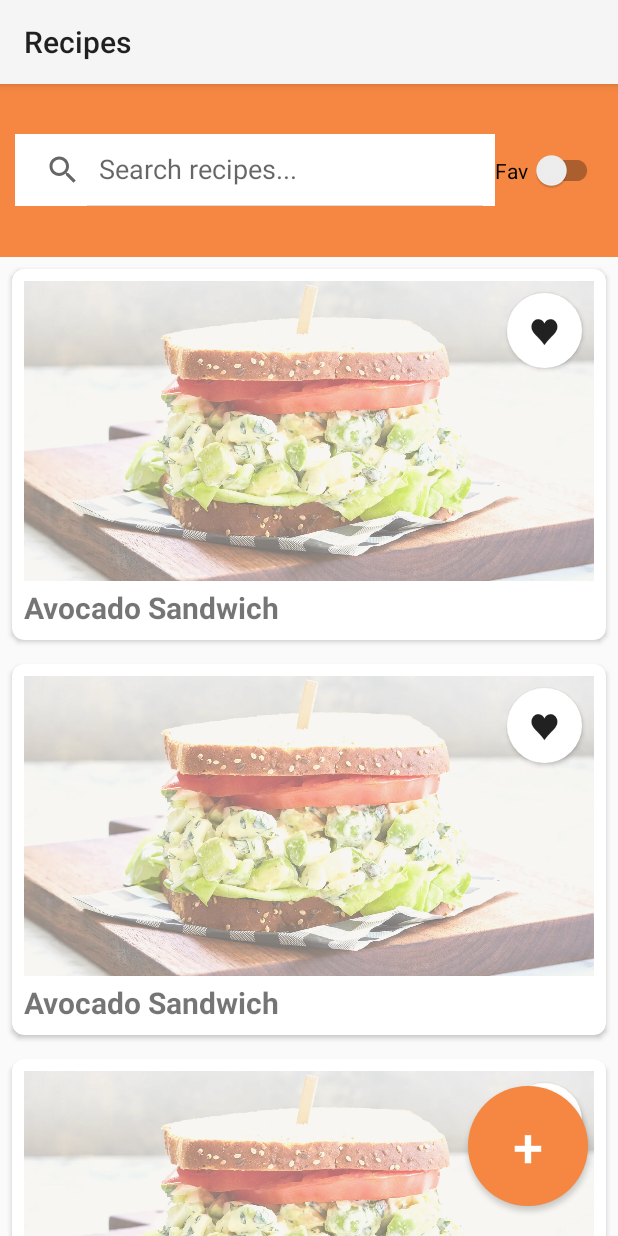
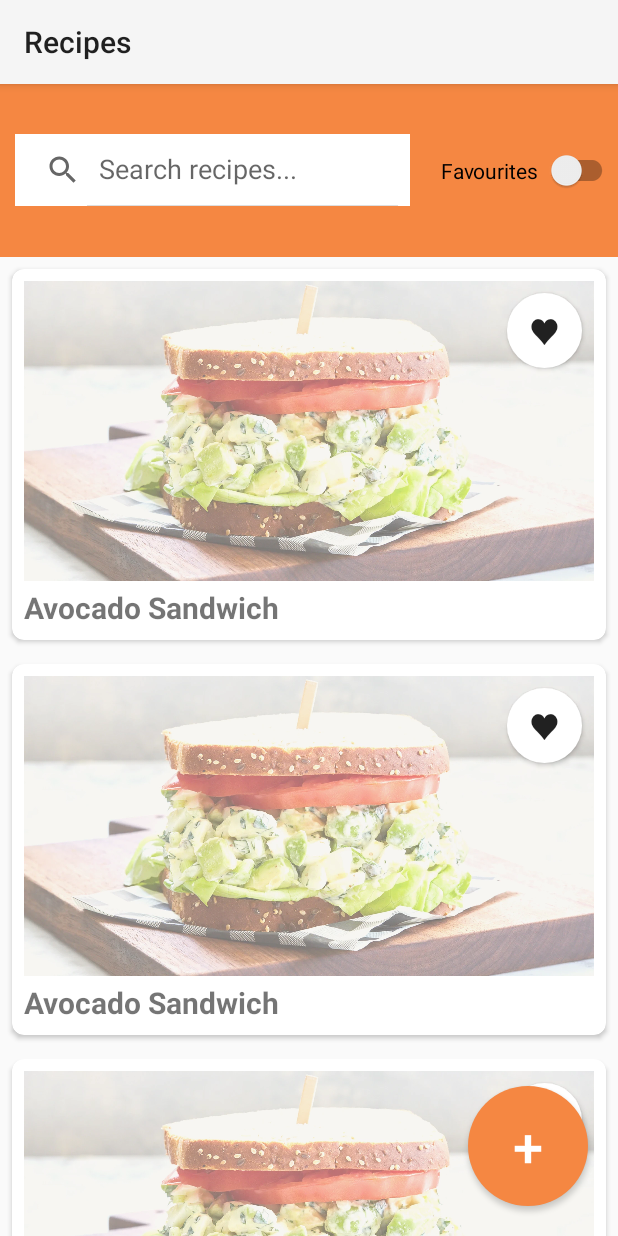
Before and after one commit to desmondsyu/recipes, an Android app: the screen it shows after launch (MainActivity), on a phone screen of 412 x 824 dp. Run offline under Robolectric (Android 15) with nearby library versions, the phone set to English and light mode, and no system bars.

Commit message:
Update activity_main.xml

```diff
--- a/app/src/main/res/layout/activity_main.xml
+++ b/app/src/main/res/layout/activity_main.xml
@@ -20,28 +20,38 @@
 
     <SearchView
         android:id="@+id/sv_title"
-        android:layout_width="wrap_content"
+        android:layout_width="0dp"
         android:layout_height="wrap_content"
         android:layout_marginStart="10dp"
+        android:layout_marginEnd="15dp"
         android:background="#ffffff"
         android:iconifiedByDefault="false"
         android:queryHint="Search recipes..."
         app:layout_constraintBottom_toTopOf="@id/gl_h15"
-        app:layout_constraintEnd_toStartOf="@id/switch_favorites"
+        app:layout_constraintEnd_toStartOf="@id/gl_v80"
         app:layout_constraintStart_toStartOf="parent"
         app:layout_constraintTop_toTopOf="parent" />
+
+    <androidx.constraintlayout.widget.Guideline
+        android:id="@+id/gl_v80"
+        android:layout_width="wrap_content"
+        android:layout_height="wrap_content"
+        android:orientation="vertical"
+        app:layout_constraintGuide_percent="0.7"
+        app:layout_constraintStart_toStartOf="@+id/gl_v80"
+        app:layout_constraintEnd_toEndOf="parent"/>
 
     <androidx.appcompat.widget.SwitchCompat
         android:id="@+id/switch_favorites"
         android:layout_width="0dp"
         android:layout_height="0dp"
-        android:layout_marginEnd="10dp"
-        android:text="Fav"
+        android:text="Favourites"
         app:layout_constraintBottom_toTopOf="@id/gl_h15"
         app:layout_constraintEnd_toEndOf="parent"
-        app:layout_constraintStart_toEndOf="@id/sv_title"
+        app:layout_constraintStart_toEndOf="@id/gl_v80"
         app:layout_constraintTop_toTopOf="parent"
-        app:layout_goneMarginEnd="10dp" />
+        app:layout_goneMarginEnd="10dp"
+        android:paddingLeft="5dp" />
 
     <androidx.constraintlayout.widget.Guideline
         android:id="@+id/gl_h15"
```
